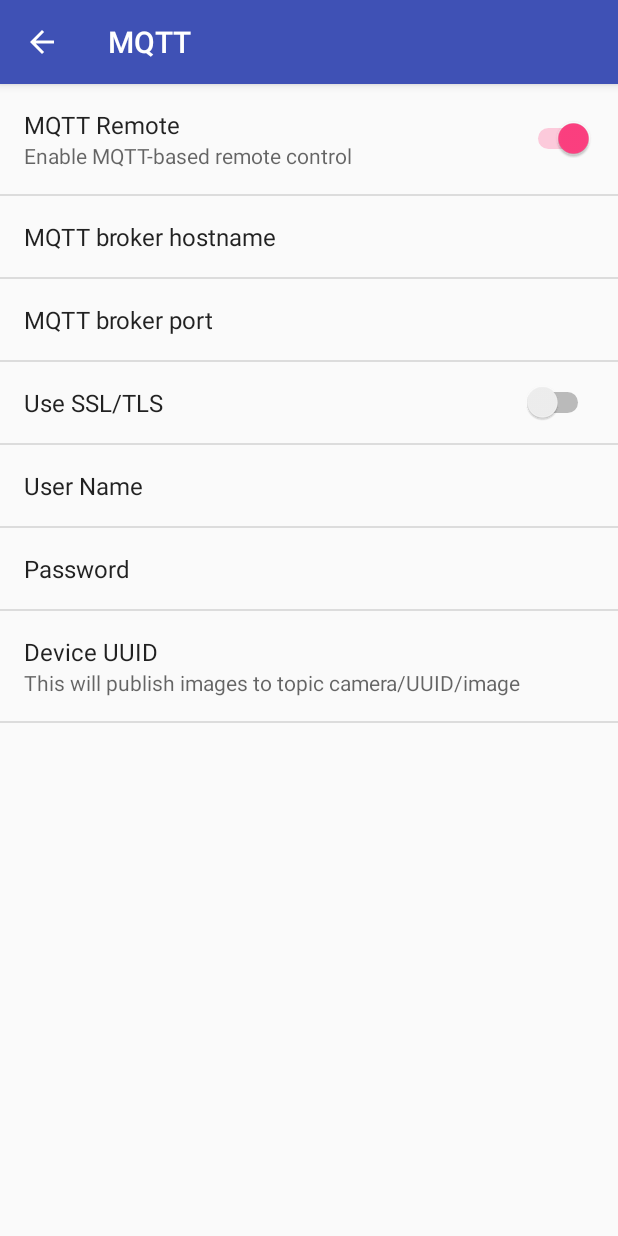
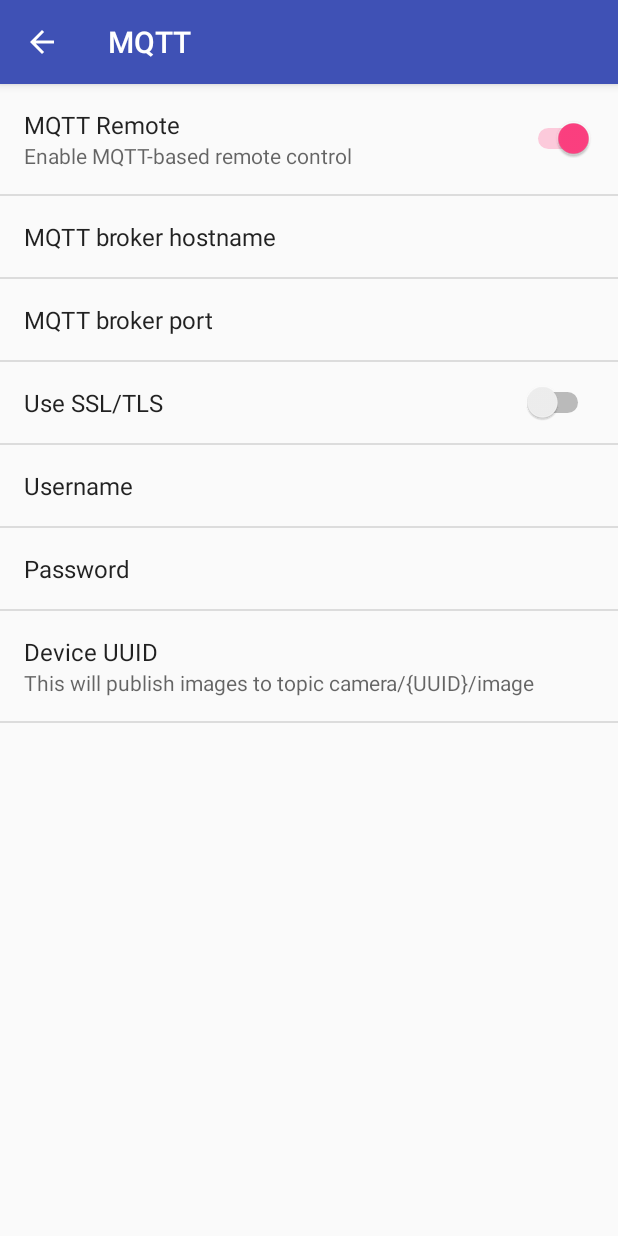
Before and after one commit to xxv/mqtt_camera, an Android app: the SettingsActivity screen opened directly, with no data from a screen before it, after a tap on "MQTT", on a phone screen of 412 x 824 dp. Run offline under Robolectric (Android 15) with nearby library versions, the phone set to English and light mode, and no system bars.

Commit message:
Clean up strings

```diff
--- a/android/app/src/main/res/values/strings.xml
+++ b/android/app/src/main/res/values/strings.xml
@@ -15,19 +15,15 @@
 
     <string name="pref_header_mqtt">MQTT</string>
 
-    <!-- Example settings for Data & Sync -->
-
-    <!-- Example settings for Notifications -->
-
+    <string name="pref_mqtt_hostname_default">example.org</string>
+    <string name="pref_mqtt_hostname_title">MQTT broker hostname</string>
+    <string name="pref_mqtt_password_title">Password</string>
+    <string name="pref_mqtt_port_default">1883</string>
+    <string name="pref_mqtt_port_title">MQTT broker port</string>
     <string name="pref_mqtt_remote_control_summary">Enable MQTT-based remote control</string>
     <string name="pref_mqtt_remote_control_title">MQTT Remote</string>
-    <string name="pref_mqtt_port_title">MQTT broker port</string>
-    <string name="pref_mqtt_hostname_title">MQTT broker hostname</string>
-    <string name="pref_mqtt_uuid_summary">This will publish images to topic camera/UUID/image</string>
+    <string name="pref_mqtt_ssl_title">Use SSL/TLS</string>
+    <string name="pref_mqtt_username_title">Username</string>
+    <string name="pref_mqtt_uuid_summary">This will publish images to topic camera/{UUID}/image</string>
     <string name="pref_mqtt_uuid_title">Device UUID</string>
-    <string name="pref_mqtt_password_title">Password</string>
-    <string name="pref_mqtt_username_title">User Name</string>
-    <string name="pref_mqtt_ssl_title">Use SSL/TLS</string>
-    <string name="pref_mqtt_hostname_default">example.org</string>
-    <string name="pref_mqtt_port_default">1883</string>
 </resources>
```
